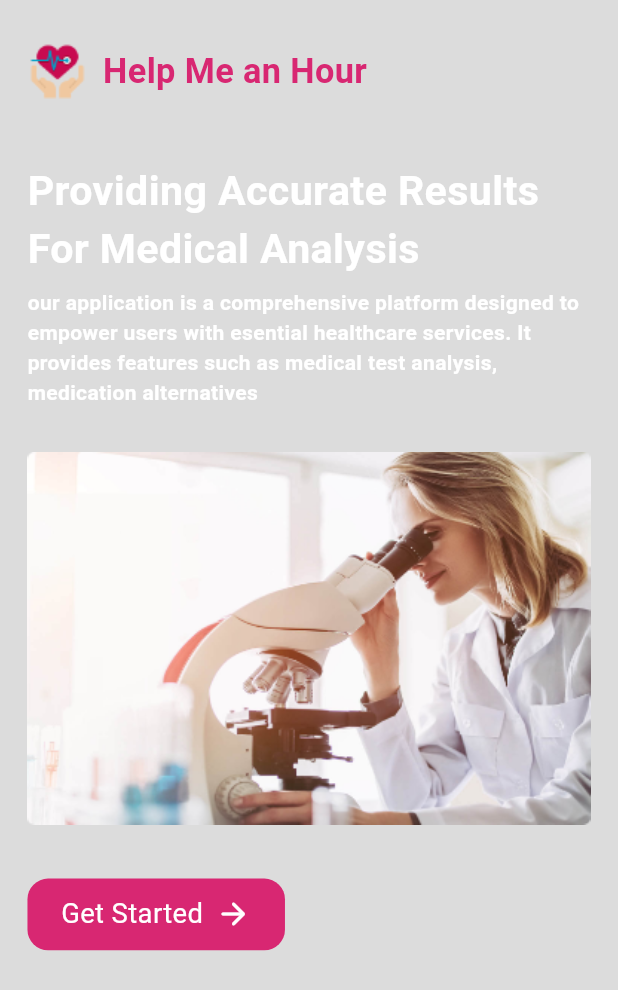
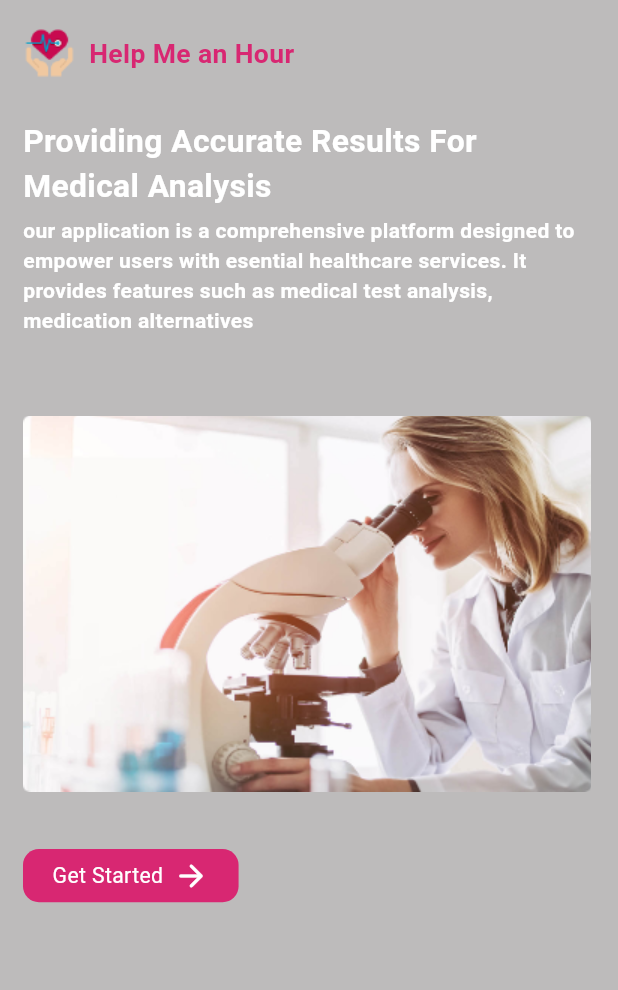
Before and after one commit to LUDOOS/Empower-Health, a Flutter app: the screen it shows after launch, on a phone screen of 412 x 824 dp. Shown: the top 990 px of the screen. Run offline on Flutter 3.47's test engine with Material 3 defaults, Android fonts, the light colour scheme and no system bars; our stand-ins replace flutter_native_splash, flutter_screenutil, flutter_svg, shared_preferences.

Commit message:
resize the app

```diff
--- a/lib/features/authentication/onboarding/onboarding_screen.dart
+++ b/lib/features/authentication/onboarding/onboarding_screen.dart
@@ -15,6 +15,7 @@ class OnboardingView extends StatelessWidget {
   @override
   Widget build(BuildContext context) {
     return Scaffold(
+      backgroundColor: const Color(0xffBDBBBB),
       body: SafeArea(
         child: Padding(
           padding: EdgeInsets.symmetric(horizontal: 16.w),
@@ -40,9 +41,9 @@ class OnboardingView extends StatelessWidget {
                   color: Colors.white,
                 ),
               ),
-              SizedBox(height: 25.h),
+              SizedBox(height: 60.h),
               Image.asset(AppImages.home),
-              SizedBox(height: 30.h),
+              SizedBox(height: 43.h),
               PrimaryButton(
                 onTap: () {
                   CachingHelper.instance
--- a/lib/main.dart
+++ b/lib/main.dart
@@ -26,7 +26,7 @@ class MyApp extends StatelessWidget {
       DeviceOrientation.portraitDown,
     ]);
     return ScreenUtilInit(
-      designSize: const Size(360, 690),
+      designSize: const Size(430, 932),
       minTextAdapt: true,
       splitScreenMode: true,
       builder: (_, child) {
```
Also changed, not shown: lib/features/home/widgets/services_widget.dart (+5 -3 lines).
